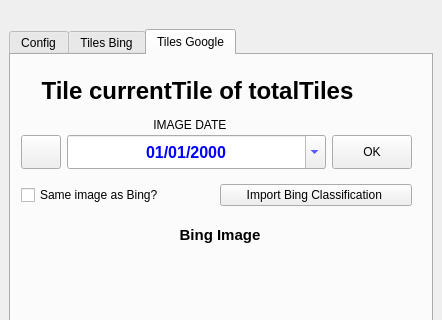
The window that global_inspection_dockwidget_base.ui (lapig-ufg/qgis-fgi-plugin) describes before a commit, drawn with Qt 5; both pictures show x 0 to 442 and y 0 to 320 of the 442 by 717 pixel window.
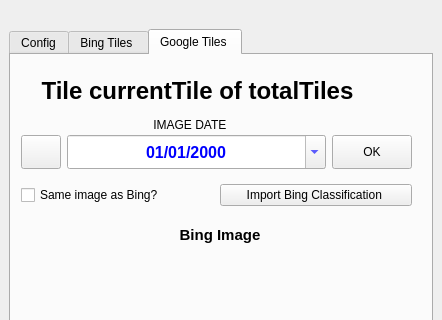
The same window after the commit. The open tabs and pages were chosen to show the change.

Diff of the .ui file:
```diff
--- a/global_inspection_dockwidget_base.ui
+++ b/global_inspection_dockwidget_base.ui
@@ -247,7 +247,7 @@
           <bool>true</bool>
          </property>
          <attribute name="title">
-          <string>Tiles Bing</string>
+          <string>Bing Tiles </string>
          </attribute>
          <widget class="QWidget" name="layoutWidget_4">
           <property name="geometry">
@@ -594,7 +594,7 @@
         </widget>
         <widget class="QWidget" name="tabTilesGoogle">
          <attribute name="title">
-          <string>Tiles Google</string>
+          <string>Google Tiles </string>
          </attribute>
          <widget class="QWidget" name="layoutWidget_7">
           <property name="geometry">
```
Left out of the diff: 2 changed lines with no effect on the pictures.
